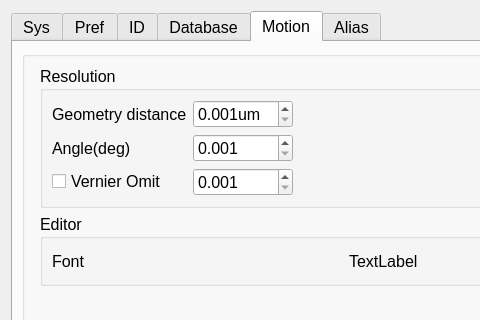
Above: source/wnd/ui/syspref.ui from ww4u/megarobostudio before the change; both pictures show x 0 to 480 and y 0 to 320 of the 722 by 655 pixel window. Below: the same form after it.
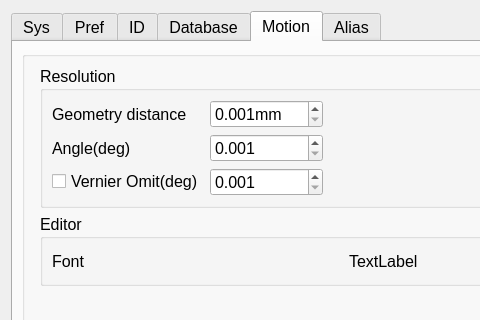
That is the form after the change. The open tabs and pages were chosen to show the change. Icons and pictures are not drawn. Custom widgets are drawn as their Qt base class.

The edit to the form file:
```diff
--- a/source/wnd/ui/syspref.ui
+++ b/source/wnd/ui/syspref.ui
@@ -1672,7 +1672,7 @@
                 <string>Geometry Distance</string>
                </property>
                <property name="suffix">
-                <string>um</string>
+                <string>mm</string>
                </property>
                <property name="decimals">
                 <number>3</number>
@@ -1681,7 +1681,7 @@
                 <double>0.001000000000000</double>
                </property>
                <property name="maximum">
-                <double>10.000000000000000</double>
+                <double>100.000000000000000</double>
                </property>
               </widget>
              </item>
@@ -1721,7 +1721,7 @@
                 <enum>Qt::LeftToRight</enum>
                </property>
                <property name="text">
-                <string>Vernier Omit</string>
+                <string>Vernier Omit(deg)</string>
                </property>
               </widget>
              </item>
```
Left out of the diff: 20 changed lines with no effect on the pictures.
